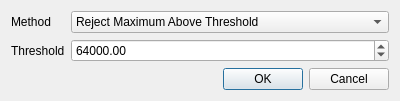
This is Vespucci/GUI/Processing/thresholddialog.ui in VespucciProject/Vespucci as Qt 5 draws it before an edit. The edited form follows.
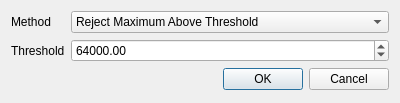
This is the edited form.

The edit to the form file:
```diff
--- a/Vespucci/GUI/Processing/thresholddialog.ui
+++ b/Vespucci/GUI/Processing/thresholddialog.ui
@@ -7,7 +7,7 @@
     <x>0</x>
     <y>0</y>
     <width>400</width>
-    <height>93</height>
+    <height>103</height>
    </rect>
   </property>
   <property name="windowTitle">
```
Left out of the diff: 6 changed lines with no effect on the pictures.
